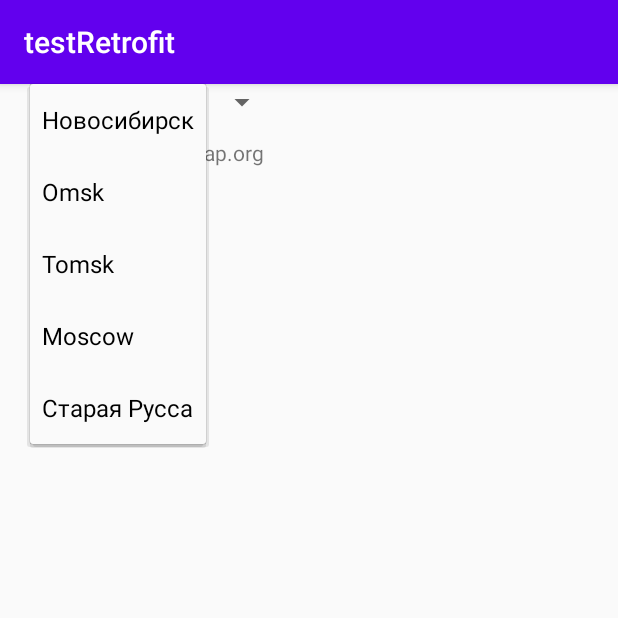
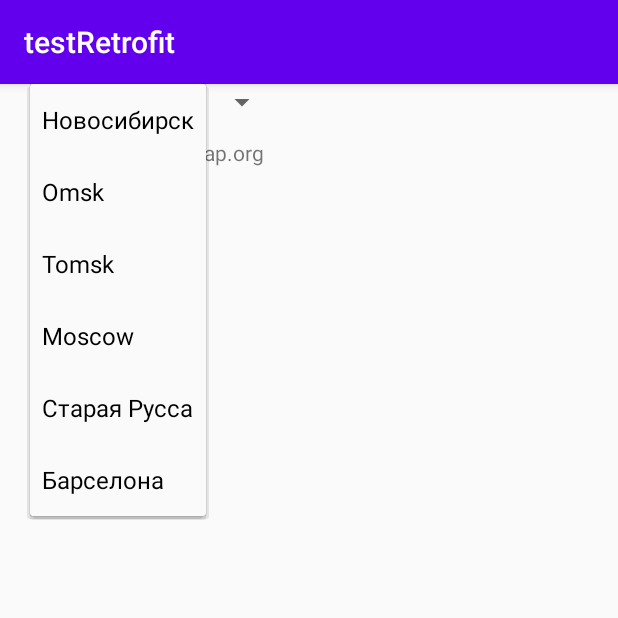
Before and after one commit to AndreyTyshko/testRetrofit, an Android app: the screen it shows after launch (MainActivity), after a tap on "Новосибирск", on a phone screen of 412 x 824 dp, the top half of it. Run offline under Robolectric (Android 15) with nearby library versions, the light colour scheme and no system bars.

```diff
--- a/app/src/main/res/values/strings.xml
+++ b/app/src/main/res/values/strings.xml
@@ -7,6 +7,7 @@
         <item>Tomsk</item>
         <item>Moscow</item>
         <item>Старая Русса</item>
+        <item>Барселона</item>
     </string-array>
 
 </resources>
```
Also changed, not shown: app/src/main/java/com/example/testretrofit/MainActivity.java (+5 -3 lines).
